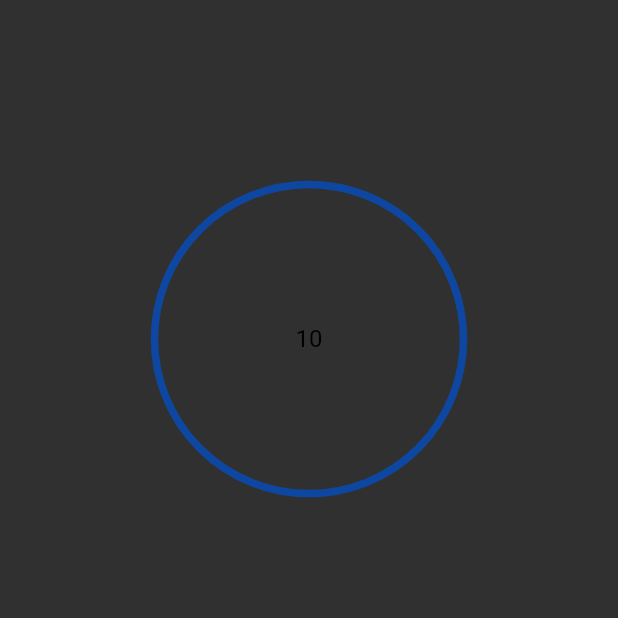
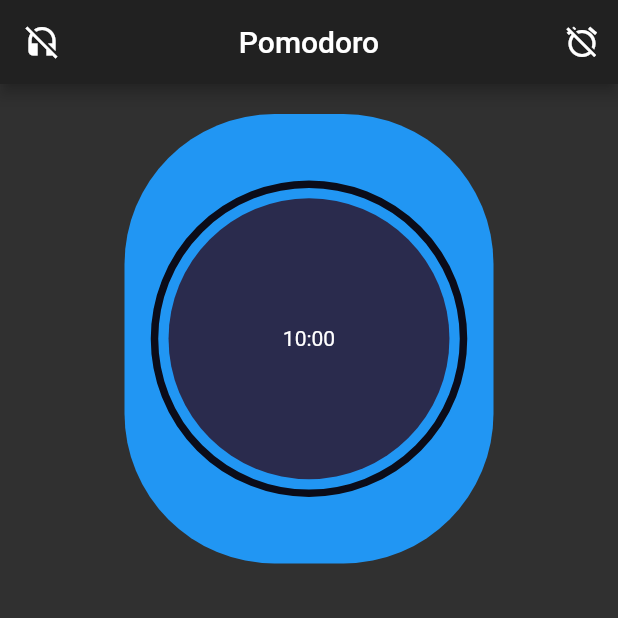
Before and after one commit to snlucas/flutter_pomodoro_timer, a Flutter app: the screen it shows after launch, on a phone screen of 412 x 824 dp, the top half of it. Run offline on Flutter 3.47's test engine with Material 2 defaults, Android fonts, the phone set to English and light mode, and no system bars; drawn by our look-alikes of circular_countdown_timer.

Commit message:
Change the clock package and creates a countdown clock

```diff
--- a/flutter_pomodoro_timer/lib/home_page.dart
+++ b/flutter_pomodoro_timer/lib/home_page.dart
@@ -4,21 +4,51 @@ import 'package:circular_countdown_timer/circular_countdown_timer.dart';
 class HomePage extends StatelessWidget {
   @override
   Widget build(BuildContext context) {
+    // Clock Dimensions
+    final double height = MediaQuery.of(context).size.height / 2;
+    final double width = MediaQuery.of(context).size.width / 2;
+
     return Scaffold(
+      appBar: AppBar(
+        leading: IconButton(
+          onPressed: () {},
+          icon: Icon(Icons.headset_off),
+        ),
+        title: Text('Pomodoro'),
+        centerTitle: true,
+        actions: [
+          IconButton(
+            onPressed: () {},
+            icon: Icon(Icons.alarm_off),
+          ),
+        ],
+      ),
       body: Container(
         child: Padding(
           padding: const EdgeInsets.all(20.0),
           child: Column(
             children: <Widget>[
               Center(
+                child: Container(
+                  padding: EdgeInsets.all(20.0),
+                  height: MediaQuery.of(context).size.height / 2.75,
+                  decoration: BoxDecoration(
+                    color: Colors.blue,
+                    borderRadius: BorderRadius.circular(100.0),
+                  ),
                   child: CircularCountDownTimer(
-                duration: 10,
-                isReverse: true,
-                height: MediaQuery.of(context).size.height / 2,
-                width: MediaQuery.of(context).size.width / 2,
-                ringColor: Colors.blue[900],
-                fillColor: Colors.pink,
-              )),
+                    duration: 10 * 60,
+                    isReverse: true,
+                    textStyle: TextStyle(color: Colors.white),
+                    height: height,
+                    width: width,
+                    ringColor: Color(0xff0B0C19),
+                    fillColor: Colors.pink,
+                    backgroundColor: Color(0xFF2A2B4D),
+                    strokeCap: StrokeCap.round,
+                  ),
+                ),
+              ),
             ],
           ),
         ),
```
